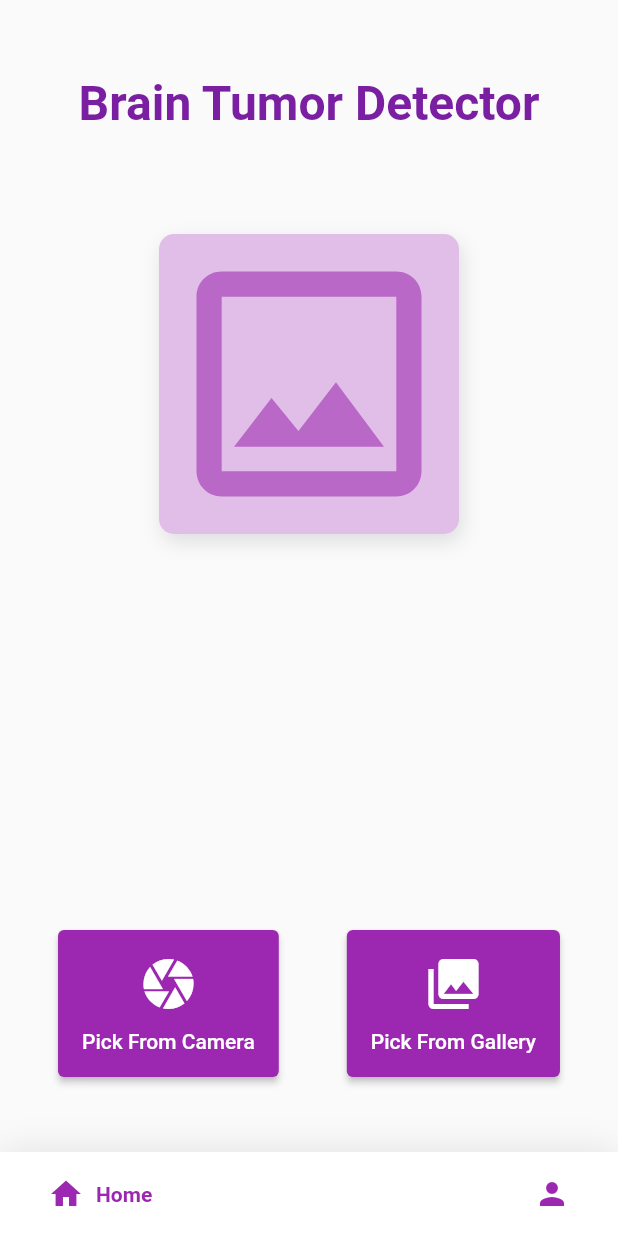
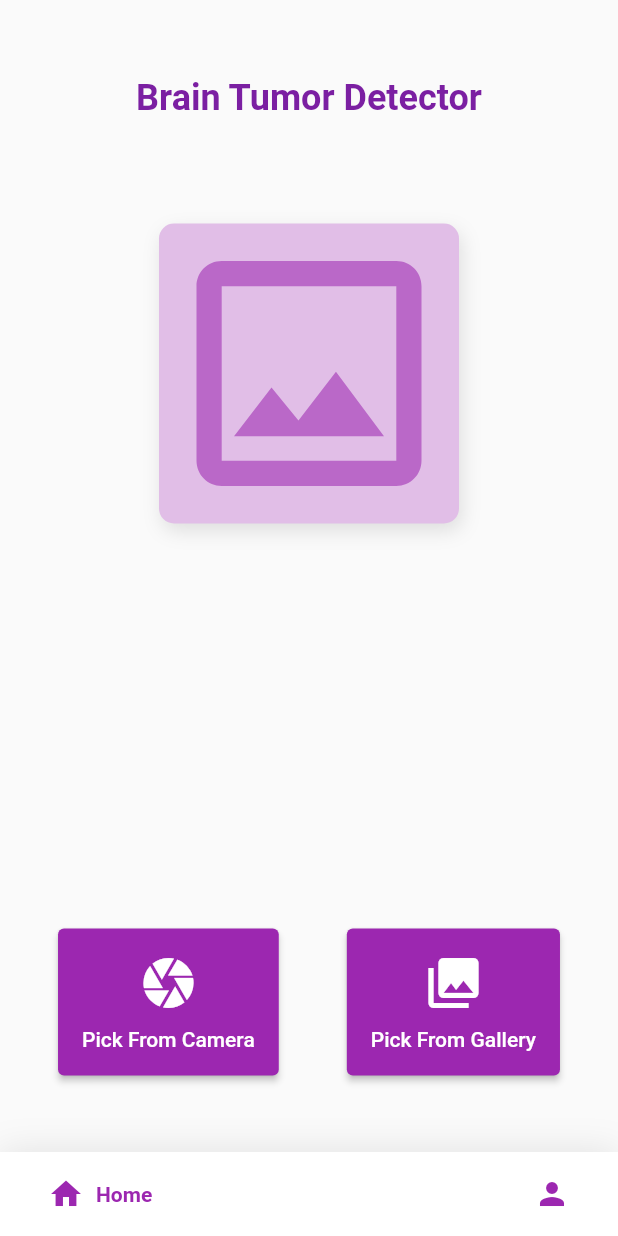
Before and after one commit to Muazzy/brain-tumor-classifier-flutter, a Flutter app: the screen it shows after launch, on a phone screen of 412 x 824 dp. Run offline on Flutter 3.47's test engine with Material 2 defaults, Android fonts, the phone set to English and light mode, and no system bars; drawn by our look-alikes of google_nav_bar; our stand-ins replace image_picker; missing offline and left inert: tflite.

Commit message:
small ui fix

```diff
--- a/lib/views/pages/detector_page.dart
+++ b/lib/views/pages/detector_page.dart
@@ -105,7 +105,7 @@ class _DetectorPageState extends State<DetectorPage> {
               Text(
                 "Brain Tumor Detector",
                 style: TextStyle(
-                  fontSize: 32.0,
+                  fontSize: 24.0,
                   color: Colors.purple[700],
                   fontWeight: FontWeight.bold,
                   fontFamily: "Roboto",
@@ -145,9 +145,10 @@ class _DetectorPageState extends State<DetectorPage> {
               if (_output != null)
                 Text(
                   "$_result ${getConfidenceString(_confidence)}",
+                  textAlign: TextAlign.center,
                   style: TextStyle(
                     color: Colors.purple[700],
-                    fontSize: 32,
+                    fontSize: 24,
                   ),
                 ),
               const SizedBox(height: 40),
```
